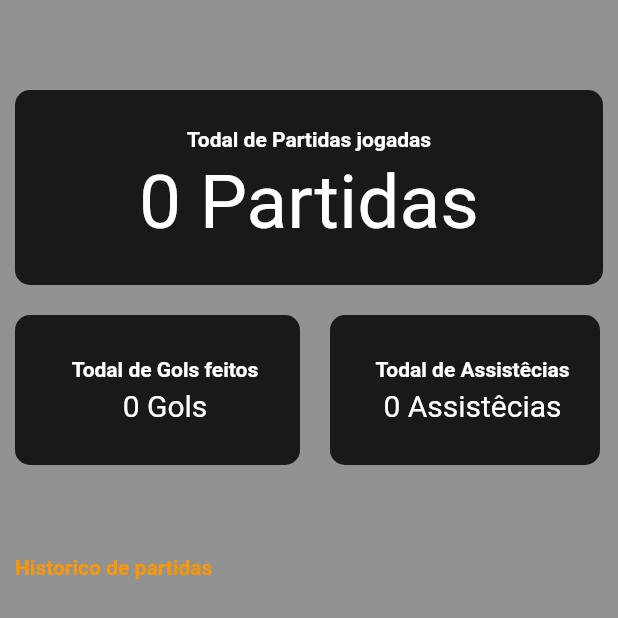
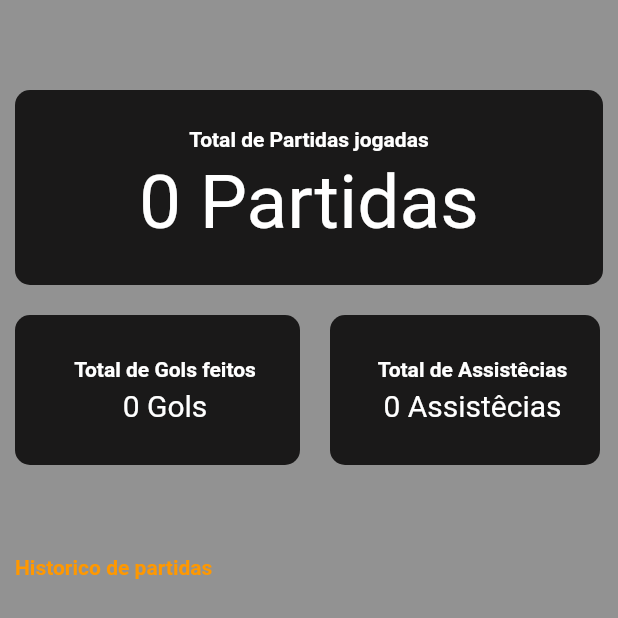
Before and after one commit to leandrodev17/Fut-performance, a Flutter app: the screen it shows after launch, on a phone screen of 412 x 824 dp, the top half of it. Run offline on Flutter 3.47's test engine with Material 2 defaults, Android fonts, the phone set to English and light mode, and no system bars; our stand-ins replace dartz, flutter_mobx, flutter_modular, mobx, objectbox; generated files the repository leaves out were written again.

Commit message:
29/12/2022 - fix: correção de português

```diff
--- a/lib/app/modules/performance/presenter/pages/perfomance_page.dart
+++ b/lib/app/modules/performance/presenter/pages/perfomance_page.dart
@@ -76,7 +76,7 @@ class _PerformancePageState extends State<PerformancePage> {
                       left: 0,
                     ),
                     child: const Text(
-                      'Todal de Partidas jogadas',
+                      'Total de Partidas jogadas',
                       style: TextStyle(
                         fontWeight: FontWeight.bold,
                       ),
@@ -110,7 +110,7 @@ class _PerformancePageState extends State<PerformancePage> {
                         margin: const EdgeInsets.only(
                           left: 10,
                         ),
-                        child: const Text('Todal de Gols feitos',
+                        child: const Text('Total de Gols feitos',
                             style: TextStyle(
                               fontWeight: FontWeight.bold,
                             ))),
@@ -141,7 +141,7 @@ class _PerformancePageState extends State<PerformancePage> {
                         margin: const EdgeInsets.only(
                           left: 10,
                         ),
-                        child: const Text('Todal de Assistêcias',
+                        child: const Text('Total de Assistêcias',
                             style: TextStyle(
                               fontWeight: FontWeight.bold,
                             ))),
@@ -167,7 +167,7 @@ class _PerformancePageState extends State<PerformancePage> {
                 ),
                 child: const Text('Historico de partidas', style: TextStyle(fontWeight: FontWeight.bold, color: Colors.orange))),
             SizedBox(
-              height: 300,
+              height: MediaQuery.of(context).size.width * 0.25,
               child: ListView.builder(
                   itemCount: widget.performanceController.matches.length,
                   scrollDirection: Axis.vertical,
@@ -179,10 +179,8 @@ class _PerformancePageState extends State<PerformancePage> {
                           widget.performanceController.matches[index].date,
                           style: const TextStyle(color: Colors.orange, fontSize: 15),
                         ),
-                        subtitle:Text(
-                            'Incio: ${widget.performanceController.matches[index].startTime} - Final: ${widget.performanceController.matches[index].endTime}'),
-                        title: Text(
-                            '${widget.performanceController.matches[index].goals} Gols - ${widget.performanceController.matches[index].assists} Assistências'));
+                        subtitle:Text('Incio: ${widget.performanceController.matches[index].startTime} - Final: ${widget.performanceController.matches[index].endTime}'),
+                        title: Text('${widget.performanceController.matches[index].goals} Gols - ${widget.performanceController.matches[index].assists} Assistências'));
                   }),
             ),
           ],
```
